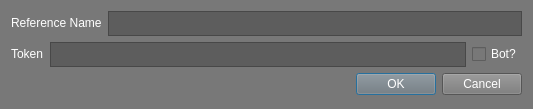
Above: connectiondialog.ui from AlexanderKyron/EpicDiscord before the change. Below: the same form after it.
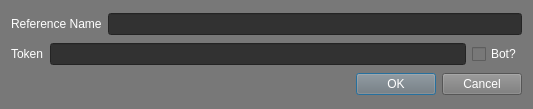
That is the form after the change.

```diff
--- a/connectiondialog.ui
+++ b/connectiondialog.ui
@@ -34,36 +34,10 @@
       </widget>
      </item>
      <item>
-      <widget class="QPlainTextEdit" name="plainTextEdit">
-       <property name="sizePolicy">
-        <sizepolicy hsizetype="Expanding" vsizetype="Fixed">
-         <horstretch>0</horstretch>
-         <verstretch>0</verstretch>
-        </sizepolicy>
-       </property>
-       <property name="maximumSize">
-        <size>
-         <width>16777215</width>
-         <height>25</height>
-        </size>
-       </property>
+      <widget class="QLineEdit" name="nameBox">
        <property name="styleSheet">
-        <string notr="true">background-color:rgb(93, 93, 93);</string>
-       </property>
-       <property name="inputMethodHints">
-        <set>Qt::ImhNone</set>
-       </property>
-       <property name="verticalScrollBarPolicy">
-        <enum>Qt::ScrollBarAlwaysOff</enum>
-       </property>
-       <property name="tabChangesFocus">
-        <bool>true</bool>
-       </property>
-       <property name="lineWrapMode">
-        <enum>QPlainTextEdit::NoWrap</enum>
-       </property>
-       <property name="plainText">
-        <string/>
+        <string notr="true">background-color:rgb(50,50,50);
+color:white;</string>
        </property>
       </widget>
      </item>
@@ -85,36 +59,10 @@
       </widget>
      </item>
      <item>
-      <widget class="QPlainTextEdit" name="plainTextEdit_2">
-       <property name="sizePolicy">
-        <sizepolicy hsizetype="Expanding" vsizetype="Fixed">
-         <horstretch>0</horstretch>
-         <verstretch>0</verstretch>
-        </sizepolicy>
-       </property>
-       <property name="maximumSize">
-        <size>
-         <width>16777215</width>
-         <height>25</height>
-        </size>
-       </property>
+      <widget class="QLineEdit" name="tokenBox">
        <property name="styleSheet">
-        <string notr="true">background-color:rgb(93, 93, 93);</string>
-       </property>
-       <property name="inputMethodHints">
-        <set>Qt::ImhNone</set>
-       </property>
-       <property name="verticalScrollBarPolicy">
-        <enum>Qt::ScrollBarAlwaysOff</enum>
-       </property>
-       <property name="tabChangesFocus">
-        <bool>true</bool>
-       </property>
-       <property name="lineWrapMode">
-        <enum>QPlainTextEdit::NoWrap</enum>
-       </property>
-       <property name="plainText">
-        <string/>
+        <string notr="true">background-color:rgb(50,50,50);
+color:white;</string>
        </property>
       </widget>
      </item>
```
Left out of the diff: 6 changed lines with no effect on the pictures.
